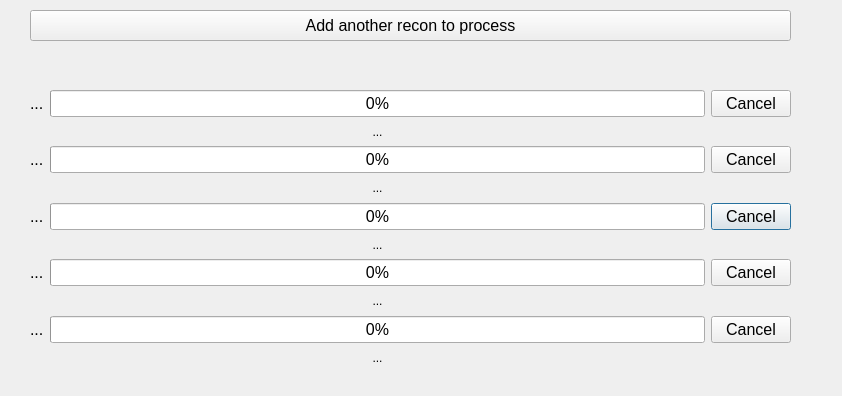
First picture: the form in Progress.ui, repository mpi2/HARP, before the edit.
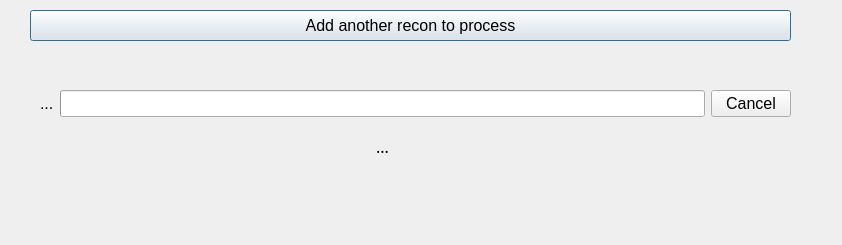
Second picture: the form after the edit.

Commit message: Making log file instead of stdout, also uploading .ui files

```diff
--- a/Progress.ui
+++ b/Progress.ui
@@ -7,260 +7,12 @@
     <x>0</x>
     <y>0</y>
     <width>842</width>
-    <height>396</height>
+    <height>245</height>
    </rect>
   </property>
   <property name="windowTitle">
    <string>Track progress</string>
   </property>
-  <widget class="QWidget" name="gridLayoutWidget">
-   <property name="geometry">
-    <rect>
-     <x>30</x>
-     <y>90</y>
-     <width>761</width>
-     <height>276</height>
-    </rect>
-   </property>
-   <layout class="QGridLayout" name="gridLayout">
-    <item row="8" column="0">
-     <widget class="QLabel" name="label_5">
-      <property name="font">
-       <font>
-        <pointsize>12</pointsize>
-       </font>
-      </property>
-      <property name="text">
-       <string>...</string>
-      </property>
-     </widget>
-    </item>
-    <item row="4" column="2">
-     <widget class="QPushButton" name="pushButtonCancel_3">
-      <property name="font">
-       <font>
-        <pointsize>12</pointsize>
-       </font>
-      </property>
-      <property name="text">
-       <string>Cancel</string>
-      </property>
-     </widget>
-    </item>
-    <item row="6" column="0">
-     <widget class="QLabel" name="label_4">
-      <property name="font">
-       <font>
-        <pointsize>12</pointsize>
-       </font>
-      </property>
-      <property name="text">
-       <string>...</string>
-      </property>
-     </widget>
-    </item>
-    <item row="2" column="2">
-     <widget class="QPushButton" name="pushButtonCancel_2">
-      <property name="font">
-       <font>
-        <pointsize>12</pointsize>
-       </font>
-      </property>
-      <property name="text">
-       <string>Cancel</string>
-      </property>
-     </widget>
-    </item>
-    <item row="3" column="1">
-     <widget class="QLabel" name="label2_Tracking">
-      <property name="text">
-       <string>...</string>
-      </property>
-      <property name="alignment">
-       <set>Qt::AlignCenter</set>
-      </property>
-     </widget>
-    </item>
-    <item row="7" column="1">
-     <widget class="QLabel" name="label4_Tracking">
-      <property name="text">
-       <string>...</string>
-      </property>
-      <property name="alignment">
-       <set>Qt::AlignCenter</set>
-      </property>
-     </widget>
-    </item>
-    <item row="1" column="1">
-     <widget class="QLabel" name="label1_tracking">
-      <property name="text">
-       <string>...</string>
-      </property>
-      <property name="alignment">
-       <set>Qt::AlignCenter</set>
-      </property>
-     </widget>
-    </item>
-    <item row="2" column="0">
-     <widget class="QLabel" name="label_2">
-      <property name="font">
-       <font>
-        <pointsize>12</pointsize>
-       </font>
-      </property>
-      <property name="text">
-       <string>...</string>
-      </property>
-     </widget>
-    </item>
-    <item row="2" column="1">
-     <widget class="QProgressBar" name="progressBar_4">
-      <property name="font">
-       <font>
-        <pointsize>12</pointsize>
-       </font>
-      </property>
-      <property name="minimum">
-       <number>0</number>
-      </property>
-      <property name="value">
-       <number>0</number>
-      </property>
-     </widget>
-    </item>
-    <item row="6" column="2">
-     <widget class="QPushButton" name="pushButtonCancel_4">
-      <property name="font">
-       <font>
-        <pointsize>12</pointsize>
-       </font>
-      </property>
-      <property name="text">
-       <string>Cancel</string>
-      </property>
-     </widget>
-    </item>
-    <item row="0" column="2">
-     <widget class="QPushButton" name="pushButtonCancel_1">
-      <property name="font">
-       <font>
-        <pointsize>12</pointsize>
-       </font>
-      </property>
-      <property name="text">
-       <string>Cancel</string>
-      </property>
-     </widget>
-    </item>
-    <item row="8" column="2">
-     <widget class="QPushButton" name="pushButtonCancel_5">
-      <property name="font">
-       <font>
-        <pointsize>12</pointsize>
-       </font>
-      </property>
-      <property name="text">
-       <string>Cancel</string>
-      </property>
-     </widget>
-    </item>
-    <item row="0" column="0">
-     <widget class="QLabel" name="label_1">
-      <property name="font">
-       <font>
-        <pointsize>12</pointsize>
-       </font>
-      </property>
-      <property name="text">
-       <string>...</string>
-      </property>
-     </widget>
-    </item>
-    <item row="6" column="1">
-     <widget class="QProgressBar" name="progressBar_2">
-      <property name="font">
-       <font>
-        <pointsize>12</pointsize>
-       </font>
-      </property>
-      <property name="value">
-       <number>0</number>
-      </property>
-     </widget>
-    </item>
-    <item row="5" column="1">
-     <widget class="QLabel" name="label3_Tracking">
-      <property name="text">
-       <string>...</string>
-      </property>
-      <property name="alignment">
-       <set>Qt::AlignCenter</set>
-      </property>
-     </widget>
-    </item>
-    <item row="8" column="1">
-     <widget class="QProgressBar" name="progressBar_5">
-      <property name="font">
-       <font>
-        <pointsize>12</pointsize>
-       </font>
-      </property>
-      <property name="minimum">
-       <number>0</number>
-      </property>
-      <property name="value">
-       <number>0</number>
-      </property>
-     </widget>
-    </item>
-    <item row="0" column="1">
-     <widget class="QProgressBar" name="progressBar_1">
-      <property name="font">
-       <font>
-        <pointsize>12</pointsize>
-       </font>
-      </property>
-      <property name="value">
-       <number>0</number>
-      </property>
-     </widget>
-    </item>
-    <item row="4" column="0">
-     <widget class="QLabel" name="label_3">
-      <property name="font">
-       <font>
-        <pointsize>12</pointsize>
-       </font>
-      </property>
-      <property name="text">
-       <string>...</string>
-      </property>
-     </widget>
-    </item>
-    <item row="4" column="1">
-     <widget class="QProgressBar" name="progressBar_3">
-      <property name="font">
-       <font>
-        <pointsize>12</pointsize>
-       </font>
-      </property>
-      <property name="value">
-       <number>0</number>
-      </property>
-     </widget>
-    </item>
-    <item row="9" column="1">
-     <widget class="QLabel" name="label5_Tracking">
-      <property name="text">
-       <string>...</string>
-      </property>
-      <property name="alignment">
-       <set>Qt::AlignCenter</set>
-      </property>
-     </widget>
-    </item>
-   </layout>
-  </widget>
   <widget class="QPushButton" name="pushButtonAddMore">
    <property name="geometry">
     <rect>
@@ -279,6 +31,73 @@
     <string>Add another recon to process</string>
    </property>
   </widget>
+  <widget class="QWidget" name="gridLayoutWidget">
+   <property name="geometry">
+    <rect>
+     <x>40</x>
+     <y>90</y>
+     <width>751</width>
+     <height>80</height>
+    </rect>
+   </property>
+   <layout class="QGridLayout" name="gridLayout">
+    <item row="0" column="1">
+     <widget class="QProgressBar" name="progressBar_1">
+      <property name="font">
+       <font>
+        <pointsize>12</pointsize>
+       </font>
+      </property>
+      <property name="value">
+       <number>0</number>
+      </property>
+      <property name="format">
+       <string/>
+      </property>
+     </widget>
+    </item>
+    <item row="0" column="0">
+     <widget class="QLabel" name="label_1">
+      <property name="font">
+       <font>
+        <pointsize>12</pointsize>
+       </font>
+      </property>
+      <property name="text">
+       <string>...</string>
+      </property>
+     </widget>
+    </item>
+    <item row="0" column="2">
+     <widget class="QPushButton" name="pushButtonCancel_1">
+      <property name="font">
+       <font>
+        <pointsize>12</pointsize>
+       </font>
+      </property>
+      <property name="text">
+       <string>Cancel</string>
+      </property>
+     </widget>
+    </item>
+    <item row="1" column="1">
+     <widget class="QLabel" name="label1_tracking">
+      <property name="font">
+       <font>
+        <family>Sans Serif</family>
+        <pointsize>12</pointsize>
+       </font>
+      </property>
+      <property name="text">
+       <string>...</string>
+      </property>
+      <property name="alignment">
+       <set>Qt::AlignCenter</set>
+      </property>
+     </widget>
+    </item>
+   </layout>
+  </widget>
  </widget>
  <resources/>
  <connections/>
```
The commit also changes 2 other files.
